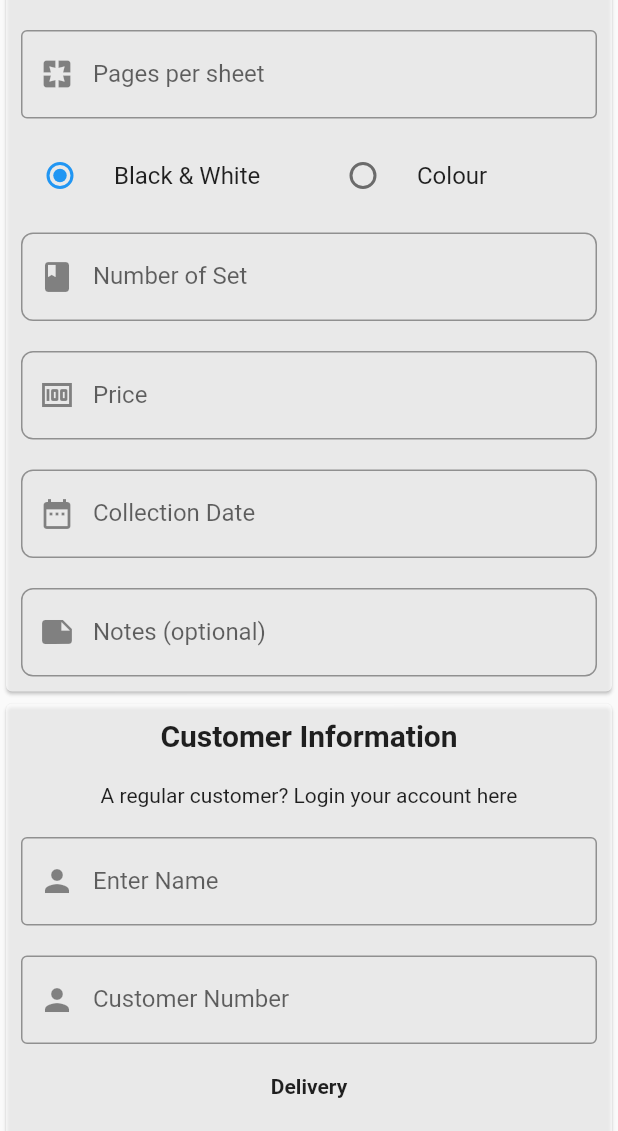
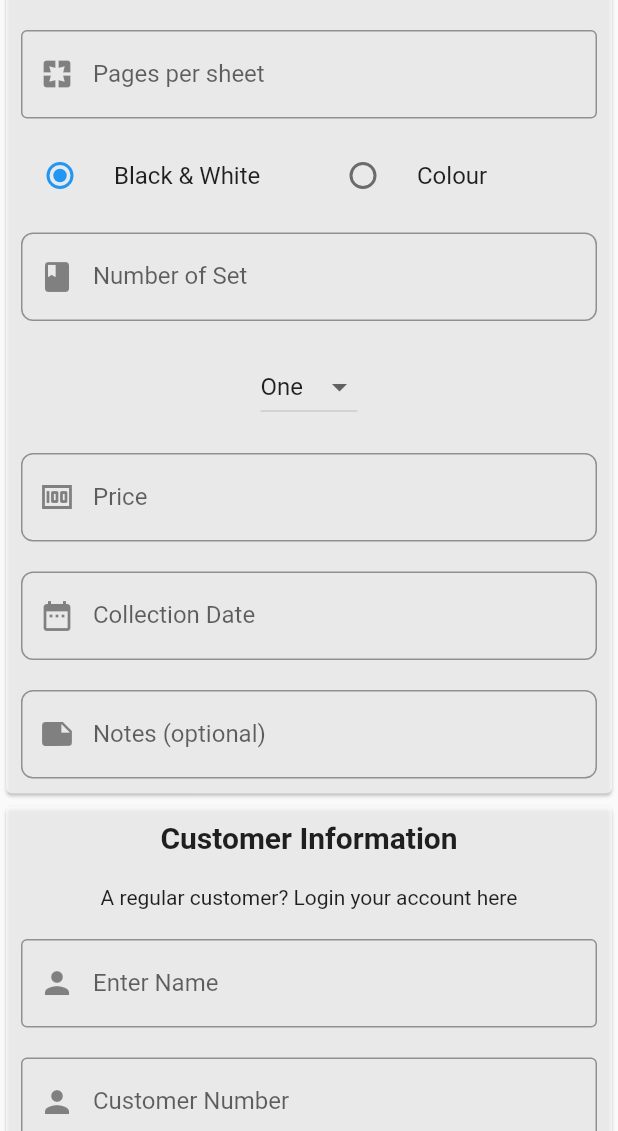
Before and after one commit to LiyanaZaiman/FYP, a Flutter app: the OrderPage screen opened directly, scrolled down 576 dp, on a phone screen of 412 x 824 dp, the part 105-1236 px from its top. Run offline on Flutter 3.47's test engine with Material 2 defaults, Android fonts, the phone set to English and light mode, and no system bars; our stand-ins replace carousel_slider, fluttertoast; Roboto replaces fonts that are missing (Raleway).

Commit message:
update10

```diff
--- a/lib/screens/home_page.dart
+++ b/lib/screens/home_page.dart
@@ -1,7 +1,4 @@
 // ignore_for_file: prefer_const_constructors
-
-import 'dart:js';
-
 import 'package:flutter/material.dart';
 import 'package:online_printing/screens/order_page.dart';
 import 'package:online_printing/widgets/bottom_bar.dart';
--- a/lib/widgets/order_details.dart
+++ b/lib/widgets/order_details.dart
@@ -3,6 +3,7 @@ import 'package:online_printing/widgets/responsive.dart';
 import 'package:flutter/material.dart';
 
 enum ColourMode { blackwhite, colour }
+const List<String> list = <String>['One', 'Two', 'Three', 'Four'];
 
 class OrderDetails extends StatefulWidget {
   const OrderDetails({super.key});
@@ -20,6 +21,7 @@ class OrderDetails extends StatefulWidget {
   TextEditingController notes = TextEditingController();
 
   ColourMode? _character = ColourMode.blackwhite;
+  String dropdownValue = list.first;
 
   @override
   Widget build(BuildContext context) {
@@ -182,6 +184,26 @@ class OrderDetails extends StatefulWidget {
                 ),
               ),
             ),
+            //Dropdown list
+            Padding(
+              padding: const EdgeInsets.all(10.0),
+              child: DropdownButton <String>(
+                value: dropdownValue,
+                onChanged: (String? value) {
+                  //This is called when the user selects an item.
+                  setState(() {
+                    dropdownValue = value!;
+                    icon: const Icon(Icons.arrow_downward);
+                    underline: Container(height: 2, color: Colors.blue
+                    );
+                  });
+                },
+                items: list.map<DropdownMenuItem<String>>((String value){
+                return DropdownMenuItem(
+                  value: value,
+                  child: Text(value));
+              }).toList(), ),
+            ),
             //Price
             Padding(
               padding: const EdgeInsets.all(10),
```
